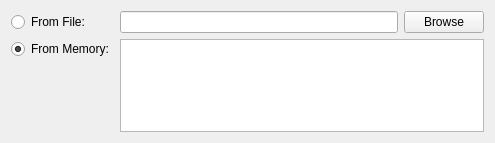
The window that src/fitsbase/dialogs/imageselectwidget.ui (braeun/FitsIP) describes before a commit, drawn with Qt 5.
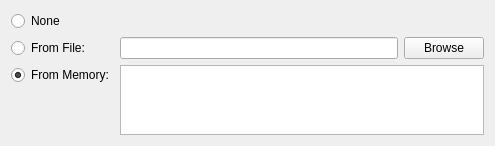
The same window after the commit.

```diff
--- a/src/fitsbase/dialogs/imageselectwidget.ui
+++ b/src/fitsbase/dialogs/imageselectwidget.ui
@@ -14,7 +14,10 @@
    <string>Form</string>
   </property>
   <layout class="QGridLayout" name="gridLayout">
-   <item row="0" column="0">
+   <item row="2" column="1" colspan="2">
+    <widget class="QListView" name="fileList"/>
+   </item>
+   <item row="1" column="0">
     <widget class="QRadioButton" name="fromFileButton">
      <property name="text">
       <string>From File:</string>
@@ -24,17 +27,17 @@
      </attribute>
     </widget>
    </item>
-   <item row="0" column="1">
-    <widget class="QLineEdit" name="filenameField"/>
-   </item>
-   <item row="0" column="2">
+   <item row="1" column="2">
     <widget class="QPushButton" name="browseButton">
      <property name="text">
       <string>Browse</string>
      </property>
     </widget>
    </item>
-   <item row="1" column="0" alignment="Qt::AlignTop">
+   <item row="1" column="1">
+    <widget class="QLineEdit" name="filenameField"/>
+   </item>
+   <item row="2" column="0" alignment="Qt::AlignTop">
     <widget class="QRadioButton" name="fromMemoryButton">
      <property name="text">
       <string>From Memory:</string>
@@ -47,8 +50,15 @@
      </attribute>
     </widget>
    </item>
-   <item row="1" column="1" colspan="2">
-    <widget class="QListView" name="fileList"/>
+   <item row="0" column="0">
+    <widget class="QRadioButton" name="noneButton">
+     <property name="text">
+      <string>None</string>
+     </property>
+     <attribute name="buttonGroup">
+      <string notr="true">buttonGroup</string>
+     </attribute>
+    </widget>
    </item>
   </layout>
  </widget>
```
